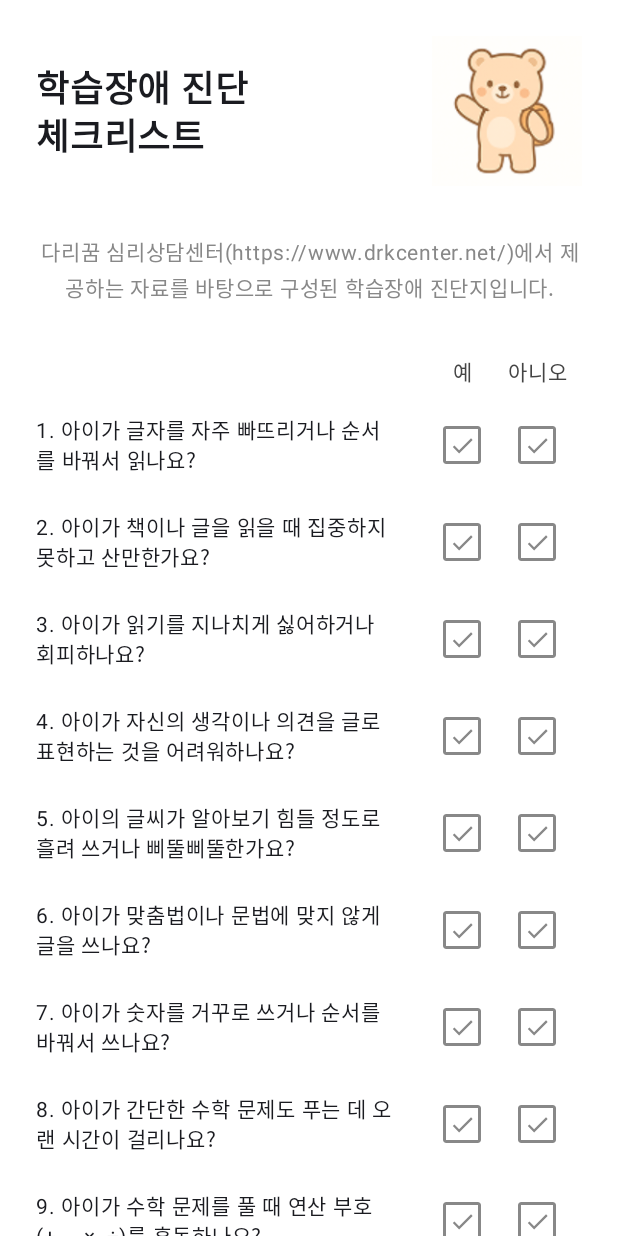
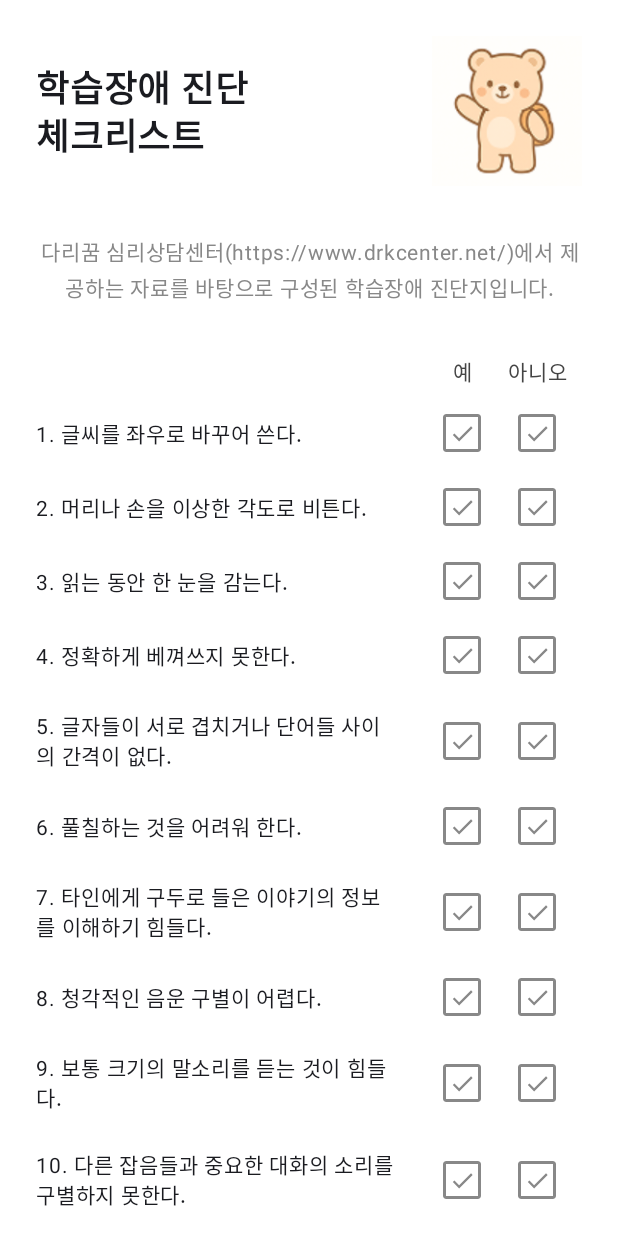
Before and after one commit to Team-Gomgomee/Gomgomee-Android, an Android app built with Jetpack Compose: the ChecklistScreen screen opened through its navigation route, on a phone screen of 412 x 824 dp. Run offline under Robolectric (Android 15) with nearby library versions, the phone set to English and light mode, and no system bars; our stand-ins replace Room's generated code.

Commit message:
#99 [feat] : 체크리스트 문항 DB 연결

```diff
--- a/app/src/main/java/com/konkuk/gomgomee/data/local/database/AppDatabase.kt
+++ b/app/src/main/java/com/konkuk/gomgomee/data/local/database/AppDatabase.kt
@@ -51,7 +51,9 @@ abstract class AppDatabase : RoomDatabase() {
                     context.applicationContext,
                     AppDatabase::class.java,
                     "gomgomee_database"
-                ).build()
+                )
+                .fallbackToDestructiveMigration()
+                .build()
                 INSTANCE = instance
                 instance
             }
--- a/app/src/main/java/com/konkuk/gomgomee/presentation/diagnosis/ChecklistScreen.kt
+++ b/app/src/main/java/com/konkuk/gomgomee/presentation/diagnosis/ChecklistScreen.kt
@@ -25,6 +25,8 @@ import androidx.lifecycle.viewmodel.compose.viewModel
 import androidx.navigation.NavController
 import com.konkuk.gomgomee.R
 import com.konkuk.gomgomee.ui.theme.White
+import android.app.Application
+import androidx.compose.ui.platform.LocalContext
 
 // 체크박스 관련 색상 정의
 private val CheckboxCheckedColor = Color(0xFF4CAF50)
@@ -33,7 +35,7 @@ private val CheckboxUncheckedColor = Color.Gray
 @Composable
 fun ChecklistScreen(
     navController: NavController,
-    viewModel: ChecklistViewModel = viewModel(),
+    viewModel: ChecklistViewModel = viewModel(factory = ChecklistViewModel.Factory),
     modifier: Modifier = Modifier
 ) {
     Column(
--- a/app/src/main/java/com/konkuk/gomgomee/presentation/diagnosis/ChecklistViewModel.kt
+++ b/app/src/main/java/com/konkuk/gomgomee/presentation/diagnosis/ChecklistViewModel.kt
@@ -1,9 +1,21 @@
 package com.konkuk.gomgomee.presentation.diagnosis
 
+import android.app.Application
+import android.util.Log
 import androidx.compose.runtime.getValue
 import androidx.compose.runtime.mutableStateOf
 import androidx.compose.runtime.setValue
-import androidx.lifecycle.ViewModel
+import androidx.lifecycle.AndroidViewModel
+import androidx.lifecycle.ViewModelProvider
+import androidx.lifecycle.viewModelScope
+import androidx.lifecycle.viewmodel.initializer
+import androidx.lifecycle.viewmodel.viewModelFactory
+import com.konkuk.gomgomee.data.local.database.AppDatabase
+import com.konkuk.gomgomee.data.local.entity.ChecklistItemEntity
+import com.konkuk.gomgomee.data.repository.ChecklistItemRepository
+import com.konkuk.gomgomee.util.context.toast
+import kotlinx.coroutines.flow.first
+import kotlinx.coroutines.launch
 
 data class ChecklistItem(
     val id: Int,
@@ -11,28 +23,56 @@ data class ChecklistItem(
     var answer: Boolean? = null
 )
 
-class ChecklistViewModel : ViewModel() {
-    var checklistItems by mutableStateOf(listOf(
-        ChecklistItem(1, "아이가 글자를 자주 빠뜨리거나 순서를 바꿔서 읽나요?"),
-        ChecklistItem(2, "아이가 책이나 글을 읽을 때 집중하지 못하고 산만한가요?"),
-        ChecklistItem(3, "아이가 읽기를 지나치게 싫어하거나 회피하나요?"),
-        ChecklistItem(4, "아이가 자신의 생각이나 의견을 글로 표현하는 것을 어려워하나요?"),
-        ChecklistItem(5, "아이의 글씨가 알아보기 힘들 정도로 흘려 쓰거나 삐뚤삐뚤한가요?"),
-        ChecklistItem(6, "아이가 맞춤법이나 문법에 맞지 않게 글을 쓰나요?"),
-        ChecklistItem(7, "아이가 숫자를 거꾸로 쓰거나 순서를 바꿔서 쓰나요?"),
-        ChecklistItem(8, "아이가 간단한 수학 문제도 푸는 데 오랜 시간이 걸리나요?"),
-        ChecklistItem(9, "아이가 수학 문제를 풀 때 연산 부호(+, -, ×, ÷)를 혼동하나요?"),
-        ChecklistItem(10, "아이가 선생님의 설명이나 지시사항을 잘 이해하지 못하나요?"),
-        ChecklistItem(11, "아이가 주의집중 시간이 또래에 비해 현저히 짧은가요?"),
-        ChecklistItem(12, "아이가 수업 중에 자주 딴짓을 하거나 멍을 자주 때리나요?"),
-        ChecklistItem(13, "아이가 숙제나 준비물을 자주 잊어버리나요?"),
-        ChecklistItem(14, "아이가 또래와의 관계에서 어려움을 겪나요?"),
-        ChecklistItem(15, "아이가 자존감이 낮고 자신감이 부족해 보이나요?")
-    ))
+class ChecklistViewModel(application: Application) : AndroidViewModel(application) {
+    companion object {
+        private const val TAG = "ChecklistViewModel"
+        val Factory: ViewModelProvider.Factory = viewModelFactory {
+            initializer {
+                val application = (this[ViewModelProvider.AndroidViewModelFactory.APPLICATION_KEY] as Application)
+                ChecklistViewModel(application)
+            }
+        }
+    }
+
+    private val repository: ChecklistItemRepository
+    var checklistItems by mutableStateOf<List<ChecklistItem>>(emptyList())
         private set
 
     val isAllItemsAnswered: Boolean
         get() = checklistItems.all { it.answer != null }
+
+    init {
+        val checklistItemDao = AppDatabase.getDatabase(application).checklistItemDao()
+        repository = ChecklistItemRepository(checklistItemDao)
+        loadChecklistItems()
+    }
+
+    private fun loadChecklistItems() {
+        viewModelScope.launch {
+            try {
+                Log.d(TAG, "Loading checklist items from database")
+                val items = repository.allItems.first()
+                Log.d(TAG, "Loaded ${items.size} checklist items")
+
+                if (items.isEmpty()) {
+                    Log.w(TAG, "No checklist items found in database")
+                    getApplication<Application>().toast("체크리스트 항목을 불러올 수 없습니다.")
+                    return@launch
+                }
+
+                checklistItems = items.map { entity ->
+                    ChecklistItem(
+                        id = entity.itemId,
+                        question = entity.questionText
+                    )
+                }
+                Log.d(TAG, "Successfully mapped ${checklistItems.size} items to UI model")
+            } catch (e: Exception) {
+                Log.e(TAG, "Error loading checklist items", e)
+                getApplication<Application>().toast("체크리스트 항목을 불러오는 중 오류가 발생했습니다.")
+            }
+        }
+    }
 
     fun updateAnswer(id: Int, answer: Boolean) {
         checklistItems = checklistItems.map { item ->
--- a/app/src/main/java/com/konkuk/gomgomee/presentation/navigation/GomgomeeNavGraph.kt
+++ b/app/src/main/java/com/konkuk/gomgomee/presentation/navigation/GomgomeeNavGraph.kt
@@ -7,6 +7,7 @@ import androidx.navigation.compose.NavHost
 import androidx.navigation.compose.composable
 import androidx.navigation.navArgument
 import com.konkuk.gomgomee.presentation.areatest.AreaTestScreen
+import com.konkuk.gomgomee.presentation.areatest.AreaTestResultScreen
 import com.konkuk.gomgomee.presentation.areatest.model.AreaType
 import com.konkuk.gomgomee.presentation.diagnosis.ChecklistScreen
 import com.konkuk.gomgomee.presentation.diagnosis.DiagnosisScreen
@@ -94,7 +95,7 @@ fun GomgomeeNavGraph(
 
         // 영역별 테스트 화면
         composable(
-            route = "area_test/{areaType}",
+            route = Route.AreaTest.route,
             arguments = listOf(
                 navArgument("areaType") {
                     type = androidx.navigation.NavType.StringType
@@ -106,5 +107,10 @@ fun GomgomeeNavGraph(
             } ?: AreaType.READING
             AreaTestScreen(navController = navController, areaType = areaType)
         }
+
+        // 영역별 테스트 결과 화면
+        composable(route = Route.AreaTestResult.route) {
+            AreaTestResultScreen(navController = navController)
+        }
     }
 }
--- a/app/src/main/java/com/konkuk/gomgomee/presentation/navigation/Route.kt
+++ b/app/src/main/java/com/konkuk/gomgomee/presentation/navigation/Route.kt
@@ -22,4 +22,8 @@ sealed class Route(
     data object Checklist: Route(route = "checklist")
 
     data object ChecklistResult: Route(route = "checklist_result")
+
+    data object AreaTest: Route(route = "area_test/{areaType}")
+
+    data object AreaTestResult: Route(route = "area_test_result")
 }
```
Also changed, not shown: app/src/main/java/com/konkuk/gomgomee/GomgomeeApplication.kt (+20 -2 lines), app/src/main/java/com/konkuk/gomgomee/data/util/DataInitializer.kt (+39 -7 lines), app/src/main/java/com/konkuk/gomgomee/presentation/areatest/AreaTestResultScreen.kt (added, +32 -0 lines), app/src/main/java/com/konkuk/gomgomee/presentation/areatest/AreaTestScreen.kt (+8 -1 lines).
